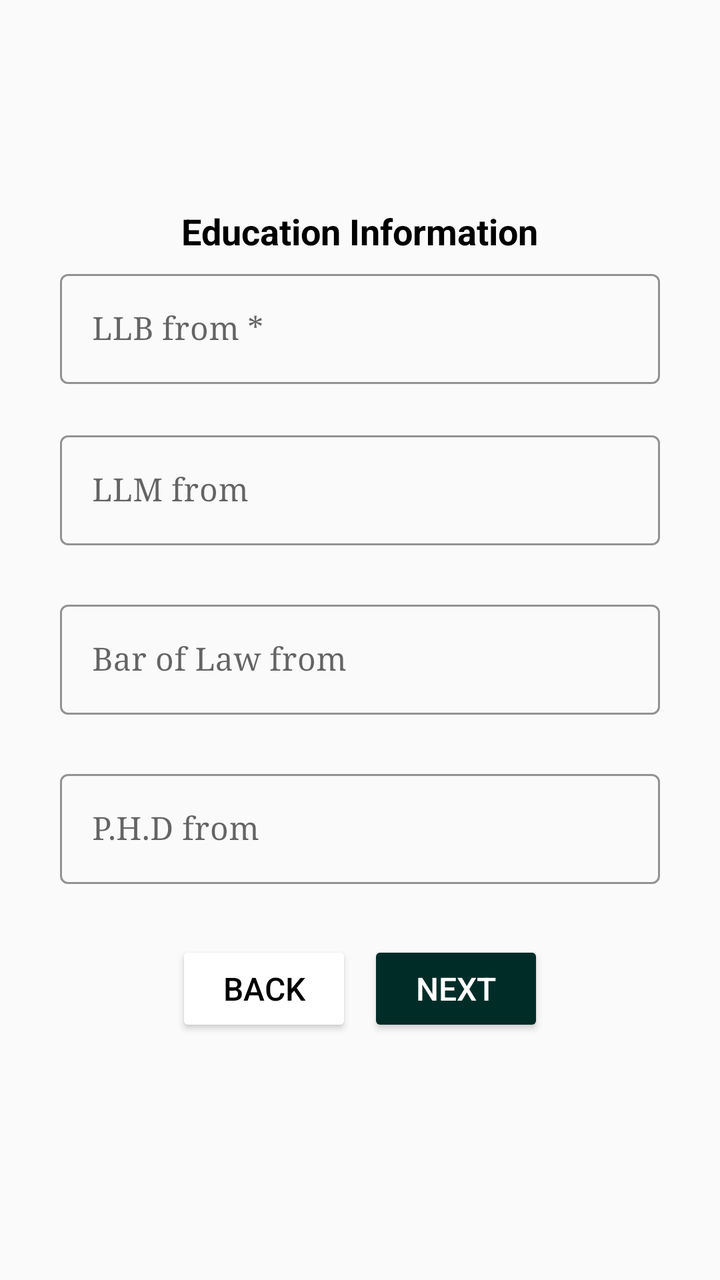
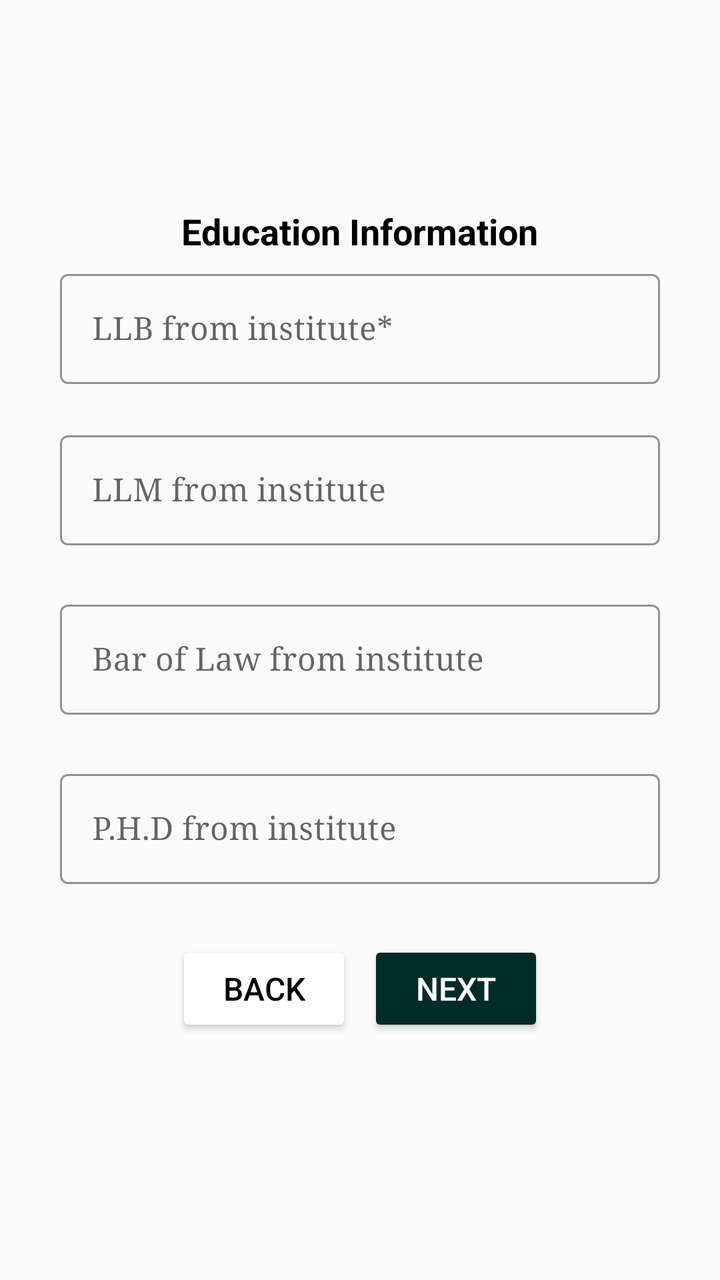

Before-and-after screenshots of an Android layout around one commit, followed by the original layout XML and the change that was made.
<!-- AndroidManifest.xml: application theme Theme.LawAdvat -->
<!-- res/layout/fragment_sixth.xml -->
<?xml version="1.0" encoding="utf-8"?>
<androidx.appcompat.widget.LinearLayoutCompat xmlns:android="http://schemas.android.com/apk/res/android"
    xmlns:tools="http://schemas.android.com/tools"
    android:layout_width="match_parent"
    android:layout_height="match_parent"
    xmlns:app="http://schemas.android.com/apk/res-auto"
    tools:context=".ui.become.SixthFragment">
    <ScrollView
        android:layout_width="match_parent"
        android:layout_height="match_parent"
        android:padding="10dp">
        <LinearLayout
            android:layout_width="match_parent"
            android:layout_height="wrap_content"
            android:layout_margin="10dp"
            android:elevation="5dp"
            android:layout_gravity="center"
            android:orientation="vertical"
            android:padding="10dp"
            tools:ignore="MissingConstraints">

            <TextView
                android:layout_width="wrap_content"
                android:layout_height="wrap_content"
                android:layout_gravity="center"
                android:text="Education Information"
                android:textColor="@color/black"
                android:textSize="18sp"
                android:textStyle="bold" />

            <com.google.android.material.textfield.TextInputLayout
                android:id="@+id/layout_first1"
                android:layout_width="match_parent"
                android:layout_height="match_parent"
                android:layout_marginTop="04dp"
                app:errorEnabled="true"
                style="@style/Widget.MaterialComponents.TextInputLayout.OutlinedBox"
                app:hintTextColor="@color/teal_700"
                app:boxStrokeColor="@color/teal_700"
                tools:ignore="UnusedAttribute">

                <com.google.android.material.textfield.TextInputEditText
                    android:id="@+id/item_first1"
                    android:layout_width="match_parent"
                    android:layout_height="wrap_content"
                    android:clickable="false"
                    android:hint="LLB from *"
                    android:inputType="text"
                    tools:ignore="HardcodedText" />
            </com.google.android.material.textfield.TextInputLayout>

            <com.google.android.material.textfield.TextInputLayout
                android:id="@+id/layout_second2"
                android:layout_width="match_parent"
                android:layout_height="match_parent"
                app:errorEnabled="true"
                style="@style/Widget.MaterialComponents.TextInputLayout.OutlinedBox"
                app:hintTextColor="@color/teal_700"
                app:boxStrokeColor="@color/teal_700"
                tools:ignore="UnusedAttribute">

                <com.google.android.material.textfield.TextInputEditText
                    android:id="@+id/item_second2"
                    android:layout_width="match_parent"
                    android:layout_height="wrap_content"
                    android:hint="LLM from"
                    android:inputType="text" />
            </com.google.android.material.textfield.TextInputLayout>

            <com.google.android.material.textfield.TextInputLayout
                android:id="@+id/layout_third3"
                android:layout_width="match_parent"
                android:layout_height="match_parent"
                android:layout_marginTop="04dp"
                app:errorEnabled="true"
                style="@style/Widget.MaterialComponents.TextInputLayout.OutlinedBox"
                app:hintTextColor="@color/teal_700"
                app:boxStrokeColor="@color/teal_700"
                tools:ignore="UnusedAttribute">

                <com.google.android.material.textfield.TextInputEditText
                    android:id="@+id/item_third3"
                    android:layout_width="match_parent"
                    android:layout_height="wrap_content"
                    android:hint="Bar of Law from"
                    android:inputType="text" />
            </com.google.android.material.textfield.TextInputLayout>
            <com.google.android.material.textfield.TextInputLayout
                android:id="@+id/layout_forth4"
                android:layout_width="match_parent"
                android:layout_height="match_parent"
                android:layout_marginTop="04dp"
                app:errorEnabled="true"
                style="@style/Widget.MaterialComponents.TextInputLayout.OutlinedBox"
                app:hintTextColor="@color/teal_700"
                app:boxStrokeColor="@color/teal_700"
                tools:ignore="UnusedAttribute">

                <com.google.android.material.textfield.TextInputEditText
                    android:id="@+id/item_forth4"
                    android:layout_width="match_parent"
                    android:layout_height="wrap_content"
                    android:hint="P.H.D from"
                    android:inputType="text" />
            </com.google.android.material.textfield.TextInputLayout>

            <LinearLayout
                android:layout_width="wrap_content"
                android:layout_height="wrap_content"
                android:layout_gravity="center"
                android:padding="08dp"
                android:orientation="horizontal">

                <Button
                    android:id="@+id/back_btn"
                    android:layout_width="wrap_content"
                    android:layout_height="wrap_content"
                    android:layout_marginEnd="04dp"
                    android:layout_marginBottom="10dp"
                    android:backgroundTint="@color/white"
                    android:shadowColor="@color/black"
                    android:text="Back"
                    android:textColor="@color/black" />
                <Button
                    android:id="@+id/save_btn"
                    android:layout_marginStart="04dp"
                    android:layout_width="wrap_content"
                    android:layout_height="wrap_content"
                    android:layout_marginBottom="10dp"
                    android:backgroundTint="#002C28"
                    android:text="Next"
                    android:textColor="@color/white"
                    />
            </LinearLayout>
        </LinearLayout>
    </ScrollView>


</androidx.appcompat.widget.LinearLayoutCompat>
<!-- resources referenced by this layout -->
<resources>
  <color name="black">#FF000000</color>
  <color name="teal_700">#FF018786</color>
  <color name="white">#FFFFFFFF</color>
  <style name="Theme.LawAdvat" parent="Theme.MaterialComponents.DayNight.DarkActionBar.Bridge">
          
          <item name="colorPrimary">@color/white</item>
          <item name="colorPrimaryVariant">#FFFFFF</item>
          <item name="colorOnPrimary">#009688</item>
          
          <item name="colorSecondary">@color/teal_200</item>
          <item name="colorSecondaryVariant">@color/teal_700</item>
          <item name="colorOnSecondary">#FFFFFF</item>
          
          <item name="android:statusBarColor">#FFFFFF</item>
          
          <item name="titleTextColor">@color/black</item>
          <item name="fontFamily">serif</item>
          <item name="android:textSize">16sp</item>
      </style>
  <color name="teal_200">#FF03DAC5</color>
</resources>

<!-- the commit's change to res/layout/fragment_sixth.xml (unified diff, before → after) -->
@@ -44,7 +44,7 @@
                     android:layout_width="match_parent"
                     android:layout_height="wrap_content"
                     android:clickable="false"
-                    android:hint="LLB from *"
+                    android:hint="LLB from institute*"
                     android:inputType="text"
                     tools:ignore="HardcodedText" />
             </com.google.android.material.textfield.TextInputLayout>
@@ -63,7 +63,7 @@
                     android:id="@+id/item_second2"
                     android:layout_width="match_parent"
                     android:layout_height="wrap_content"
-                    android:hint="LLM from"
+                    android:hint="LLM from institute"
                     android:inputType="text" />
             </com.google.android.material.textfield.TextInputLayout>
 
@@ -82,7 +82,7 @@
                     android:id="@+id/item_third3"
                     android:layout_width="match_parent"
                     android:layout_height="wrap_content"
-                    android:hint="Bar of Law from"
+                    android:hint="Bar of Law from institute"
                     android:inputType="text" />
             </com.google.android.material.textfield.TextInputLayout>
             <com.google.android.material.textfield.TextInputLayout
@@ -100,7 +100,7 @@
                     android:id="@+id/item_forth4"
                     android:layout_width="match_parent"
                     android:layout_height="wrap_content"
-                    android:hint="P.H.D from"
+                    android:hint="P.H.D from institute"
                     android:inputType="text" />
             </com.google.android.material.textfield.TextInputLayout>
 
